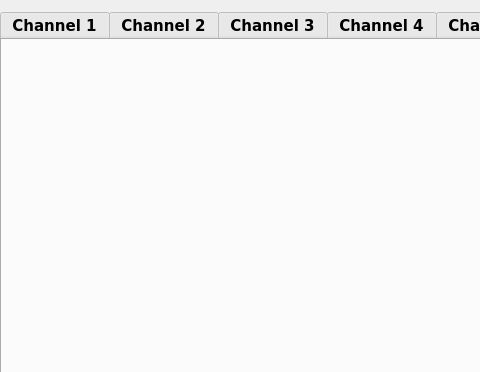
First picture: the form in mainwindow.ui, repository shnomad/Battery-Test, before the edit; both pictures show x 0 to 480 and y 0 to 372 of the 1280 by 800 pixel window.
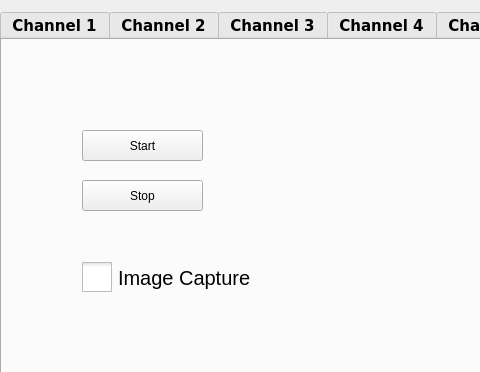
Second picture: the form after the edit. The open tabs and pages were chosen to show the change. Icons and pictures are not drawn.

Diff of the .ui file:
```diff
--- a/mainwindow.ui
+++ b/mainwindow.ui
@@ -5453,6 +5453,71 @@
      <attribute name="title">
       <string>Preview</string>
      </attribute>
+     <widget class="QLabel" name="display_preview">
+      <property name="geometry">
+       <rect>
+        <x>460</x>
+        <y>90</y>
+        <width>640</width>
+        <height>480</height>
+       </rect>
+      </property>
+      <property name="text">
+       <string/>
+      </property>
+     </widget>
+     <widget class="QPushButton" name="start_preview">
+      <property name="geometry">
+       <rect>
+        <x>80</x>
+        <y>90</y>
+        <width>121</width>
+        <height>31</height>
+       </rect>
+      </property>
+      <property name="text">
+       <string>Start</string>
+      </property>
+     </widget>
+     <widget class="QPushButton" name="stop_preview">
+      <property name="geometry">
+       <rect>
+        <x>80</x>
+        <y>140</y>
+        <width>121</width>
+        <height>31</height>
+       </rect>
+      </property>
+      <property name="text">
+       <string>Stop</string>
+      </property>
+     </widget>
+     <widget class="QCheckBox" name="checkBox">
+      <property name="geometry">
+       <rect>
+        <x>80</x>
+        <y>220</y>
+        <width>211</width>
+        <height>35</height>
+       </rect>
+      </property>
+      <property name="font">
+       <font>
+        <pointsize>15</pointsize>
+       </font>
+      </property>
+      <property name="styleSheet">
+       <string notr="true">QCheckBox::indicator{
+
+width : 30px;
+height: 30px;
+
+}</string>
+      </property>
+      <property name="text">
+       <string>Image Capture</string>
+      </property>
+     </widget>
     </widget>
    </widget>
    <widget class="QPushButton" name="quit">
```
Left out of the diff: 2 changed lines with no effect on the pictures.
